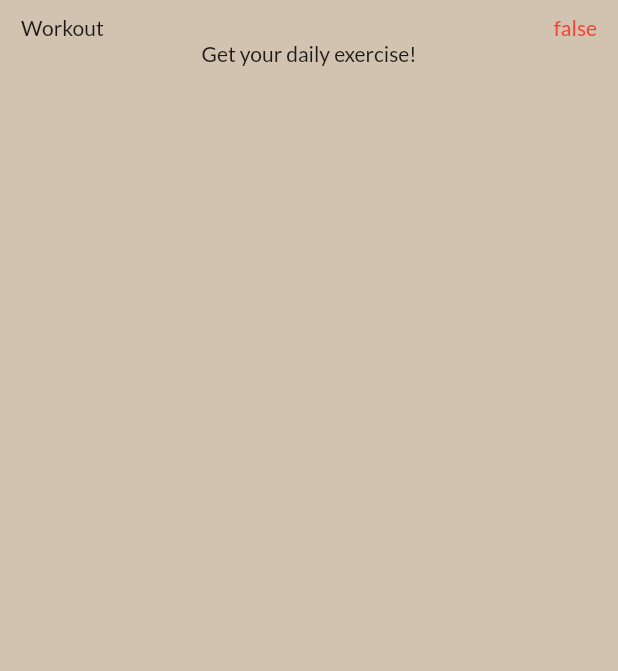
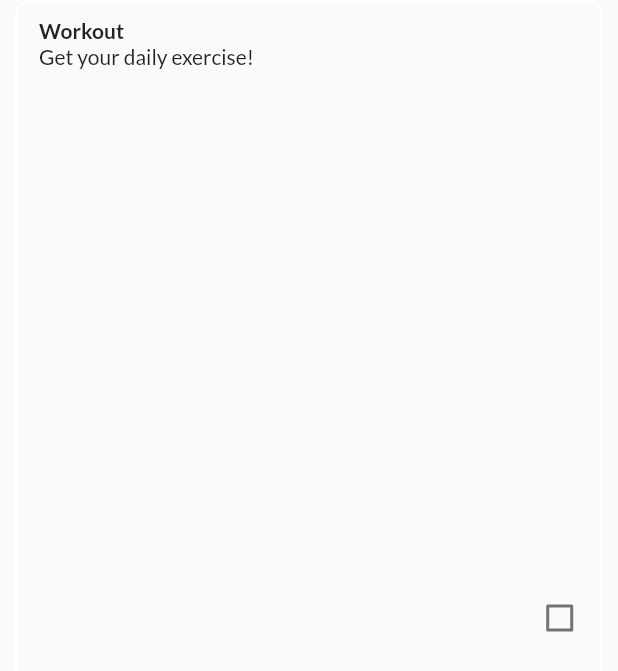
Before and after one commit to Mathugo/Happier, a Flutter app: the _ObjectiveListItem widget shown alone on an empty page, opened directly with sample values from the repository, on a phone screen of 412 x 824 dp. Shown: the top 671 px of the screen. Run offline on Flutter 3.47's test engine with Material 2 defaults, Android fonts, the phone set to English and light mode, and no system bars; our stand-ins replace equatable, flutter_bloc, google_fonts.

Commit message:
now shows border around objective items

```diff
--- a/happier/lib/ui/screens/objectives.screen.dart
+++ b/happier/lib/ui/screens/objectives.screen.dart
@@ -58,22 +58,34 @@ class _ObjectiveListItem extends StatelessWidget {
     return Container(
         padding:
             const EdgeInsets.only(left: 14, right: 14, top: 10, bottom: 10),
-        color: SECONDARY_COLOR,
-        child: Column(
+        margin: const EdgeInsets.only(left: 10, right: 10),
+        decoration: BoxDecoration(
+            borderRadius: BorderRadius.circular(10),
+            border: Border.all(color: Colors.white, width: 2)),
+        child: Row(
           children: [
-            Row(
-              children: [
-                Text(objective.title),
-                const Spacer(),
-                Text(objective.isCompleted.toString(),
-                    style: TextStyle(
-                      color: objective.isCompleted == true
-                          ? Colors.green
-                          : Colors.red,
-                    ))
-              ],
+            Expanded(
+              flex: 12,
+              child: Column(
+                crossAxisAlignment: CrossAxisAlignment.start,
+                children: [
+                  Text(
+                    objective.title,
+                    style: const TextStyle(fontWeight: FontWeight.bold),
+                  ),
+                  Text(objective.description)
+                ],
+              ),
             ),
-            Text(objective.description)
+            const Spacer(),
+            Flexible(
+              flex: 1,
+              child: Checkbox(
+                checkColor: Colors.white,
+                value: objective.isCompleted,
+                onChanged: (bool? value) {},
+              ),
+            )
           ],
         ));
   }
--- a/happier/pubspec.yaml
+++ b/happier/pubspec.yaml
@@ -62,8 +62,8 @@ flutter:
   uses-material-design: true
 
   # To add assets to your application, add an assets section, like this:
-  #  assets:
-  #   - images/a_dot_ham.jpeg
+  assets:
+    - assets/images/
 
   # An image asset can refer to one or more resolution-specific "variants", see
   # https://flutter.dev/assets-and-images/#resolution-aware.
```
